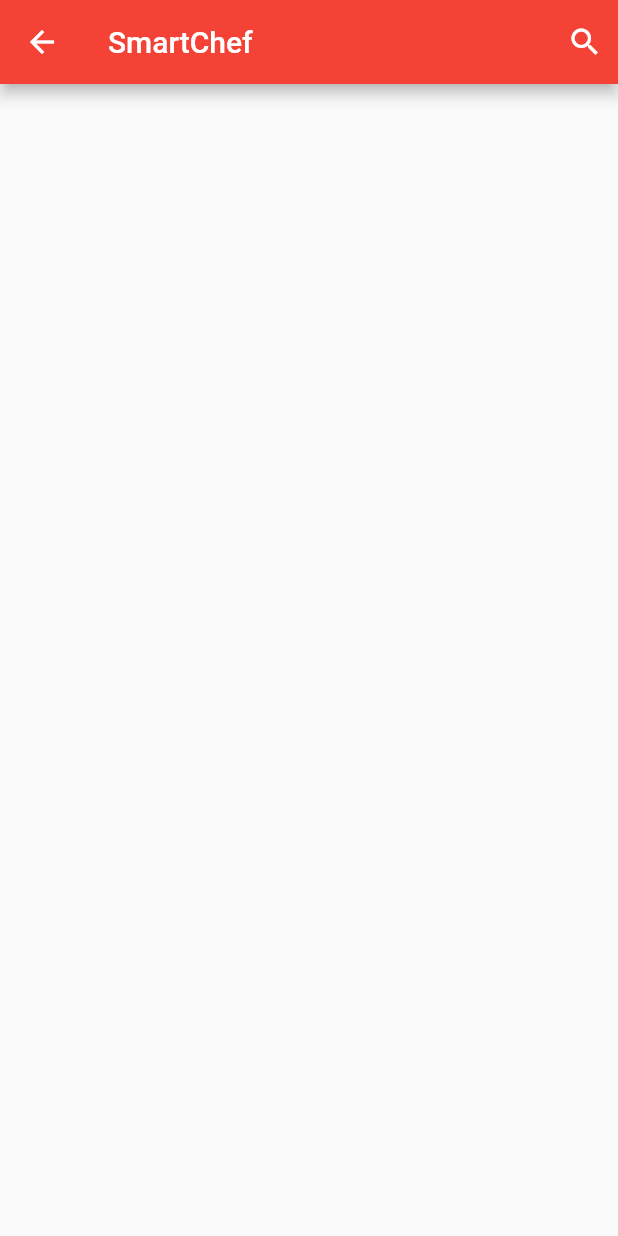
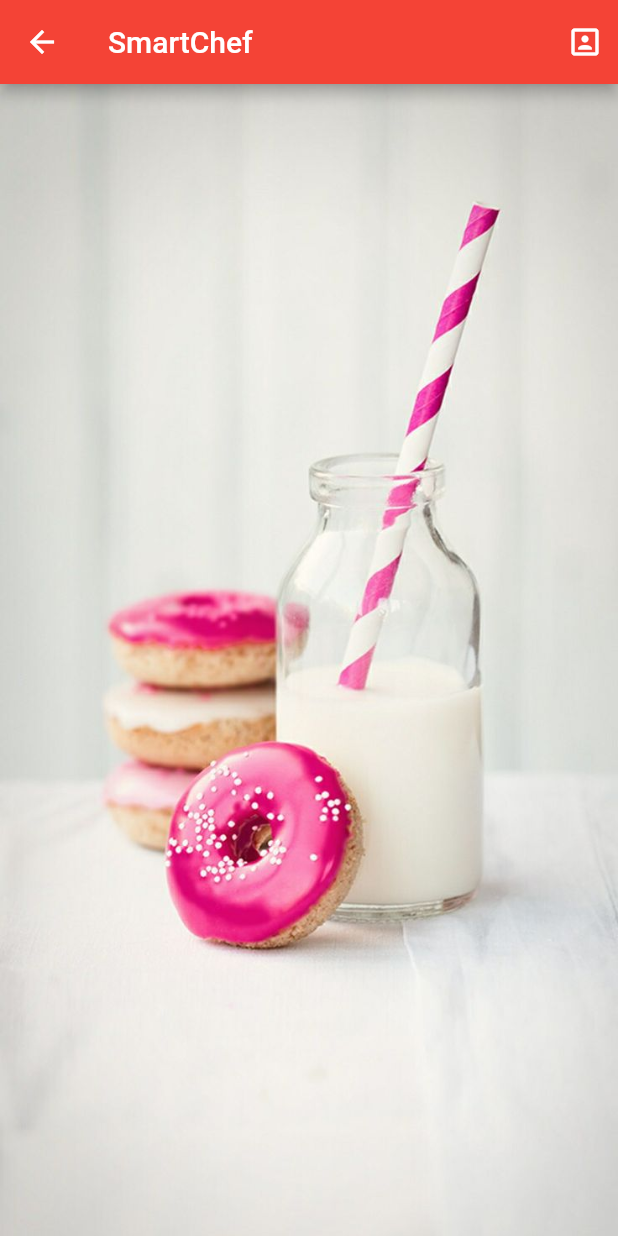
Before and after one commit to Tanvi-Goyal/smart_chef, a Flutter app: the screen it shows after launch, after a tap on "SKIP", on a phone screen of 412 x 824 dp. Run offline on Flutter 3.47's test engine with Material 2 defaults, Android fonts, the phone set to English and light mode, and no system bars.

```diff
--- a/lib/HomeScreen.dart
+++ b/lib/HomeScreen.dart
@@ -48,12 +48,21 @@ class _HomeScreenState extends State<HomeScreen> with TickerProviderStateMixin {
         title: Text("SmartChef"),
         actions: <Widget>[
           Padding(
-            child: Icon(Icons.search),
+            child: Icon(Icons.portrait),
             padding: const EdgeInsets.only(right: 10.0),
           )
         ],
       ),
 
+       body: new Container(
+        decoration: new BoxDecoration(
+          image: new DecorationImage(
+            image: new AssetImage("Allimages/homescreen_image.jpg"),
+            fit: BoxFit.cover,
+          ),
+        ),
+        child: null /* add child content content here */,
+      ),
     );
   }
 }
--- a/lib/SplashScreen.dart
+++ b/lib/SplashScreen.dart
@@ -12,7 +12,7 @@ class _SplashScreenState extends State<SplashScreen> {
     void initState() {
       // TODO: implement initState
       super.initState();
-      Timer(Duration(seconds: 5),()=> MyNavigator.goToIntro(context));
+      Timer(Duration(seconds: 3),()=> MyNavigator.goToIntro(context));
     }
   @override
   Widget build(BuildContext context) {
```
Also changed, not shown: pubspec.yaml (+3 -4 lines), Allimages/homescreen_image.jpg (added), lib/main.dart (line endings or trailing spaces).
